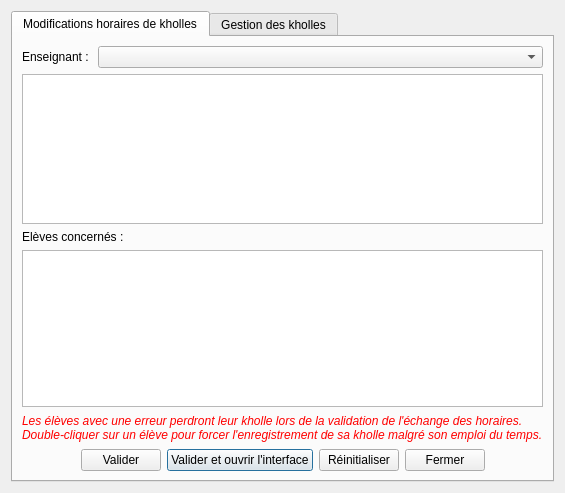
The window that managers/lastchanges.ui (ThFeneuil/KholloAutoQt) describes before a commit, drawn with Qt 5.
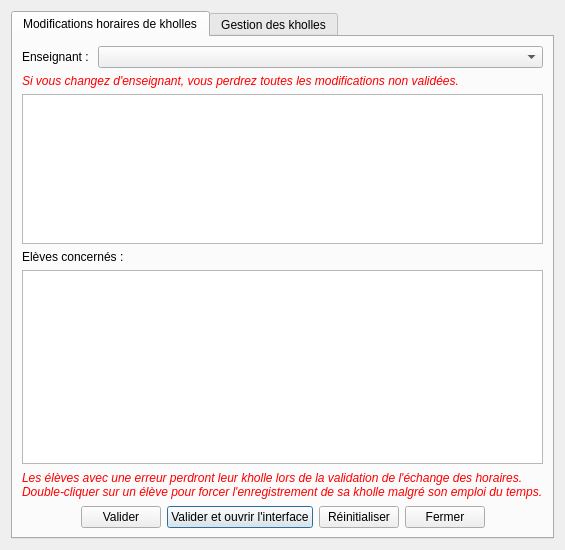
The same window after the commit.

What changed in the file:
```diff
--- a/managers/lastchanges.ui
+++ b/managers/lastchanges.ui
@@ -6,8 +6,8 @@
    <rect>
     <x>0</x>
     <y>0</y>
-    <width>500</width>
-    <height>493</height>
+    <width>507</width>
+    <height>550</height>
    </rect>
   </property>
   <property name="windowTitle">
@@ -38,6 +38,13 @@
          </item>
         </layout>
        </item>
+       <item>
+        <widget class="QLabel" name="label_7">
+         <property name="text">
+          <string>&lt;html&gt;&lt;head/&gt;&lt;body&gt;&lt;p&gt;&lt;span style=&quot; font-style:italic; color:#ff0000;&quot;&gt;Si vous changez d'enseignant, vous perdrez toutes les modifications non validées.&lt;/span&gt;&lt;/p&gt;&lt;/body&gt;&lt;/html&gt;</string>
+         </property>
+        </widget>
+       </item>
        <item>
         <widget class="QListWidget" name="list_timeslots">
          <property name="maximumSize">
```
Left out of the diff: 41 changed lines with no effect on the pictures.
